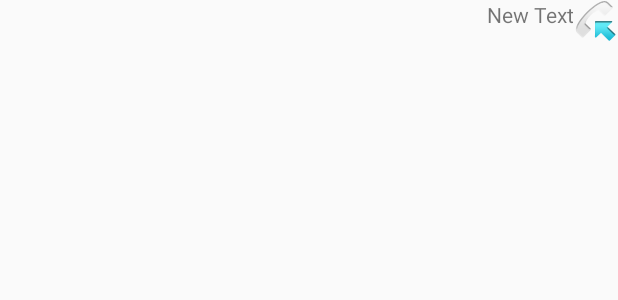
After one commit to seanzhangchunxiang/AndroidAssignments, an Android app: the layout chat_row_incoming.xml on its own in the app's theme, with its tools: preview values and no code run, on a phone screen of 412 x 824 dp. The commit adds this screen. Shown: the top 300 px of the screen. Run offline under Robolectric (Android 15) with nearby library versions, the phone set to English and light mode, and no system bars.

Commit message:
Finished Assignment2Part3

```diff
--- a/app/src/main/java/wilfridlaurier/chunxiang/androidassignments/StartActivity.java
+++ b/app/src/main/java/wilfridlaurier/chunxiang/androidassignments/StartActivity.java
@@ -51,6 +51,11 @@ public class StartActivity extends AppCompatActivity {
         startActivityForResult(new Intent(StartActivity.this, ListItemsActivity.class), 10);
     }
 
+    public void startChatButtonHandler(View view) {
+        Log.i(ACTIVITY_NAME, "User clicked Start Chat");
+        startActivityForResult(new Intent(StartActivity.this, ChatWindow.class), 9);
+    }
+
     public void onActivityResult(int requestCode, int responseCode, Intent data){
         super.onActivityResult(requestCode, responseCode, data);
 
--- /dev/null
+++ b/app/src/main/res/layout/chat_row_incoming.xml
@@ -0,0 +1,24 @@
+<?xml version="1.0" encoding="utf-8"?>
+<LinearLayout xmlns:android="http://schemas.android.com/apk/res/android"
+    xmlns:app="http://schemas.android.com/apk/res-auto"
+    android:layout_width="match_parent"
+    xmlns:tools="http://schemas.android.com/tools"
+    tools:ignore="contentDescription"
+    android:layout_height="match_parent"
+    android:orientation="horizontal">
+
+
+    <TextView
+        android:id="@+id/message_text"
+        android:layout_width="0dp"
+        android:layout_height="wrap_content"
+        android:layout_weight="1"
+        android:gravity="end"
+        android:text="New Text" />
+
+    <ImageView
+        android:id="@+id/imageView"
+        android:layout_width="wrap_content"
+        android:layout_height="wrap_content"
+        app:srcCompat="@android:drawable/sym_call_incoming" />
+</LinearLayout>
--- a/app/src/main/res/values/strings.xml
+++ b/app/src/main/res/values/strings.xml
@@ -17,5 +17,9 @@
     <string name="switch_on">Switch is On</string>
     <string name="switch_off">Switch is Off</string>
     <string name="response_info">Here is my response</string>
+    <string name="start_chat">Start Chat</string>
+    <string name="send">Send</string>
+    <string name="input_message">Please input message</string>
+    <string name="select_image">Select image</string>
     <string name="no_camera">This device does not have a camera.</string>
 </resources>
```
Also changed, not shown: app/src/main/AndroidManifest.xml (+8 -6 lines), app/src/main/java/wilfridlaurier/chunxiang/androidassignments/ChatWindow.java (added, +98 -0 lines), app/src/main/java/wilfridlaurier/chunxiang/androidassignments/ListItemsActivity.java (+22 -4 lines), app/src/main/res/layout/activity_chat_window.xml (added, +43 -0 lines), app/src/main/res/layout/activity_main.xml (+16 -2 lines), app/src/main/res/layout/chat_row_outgoing.xml (added, +22 -0 lines), 1 other file.
